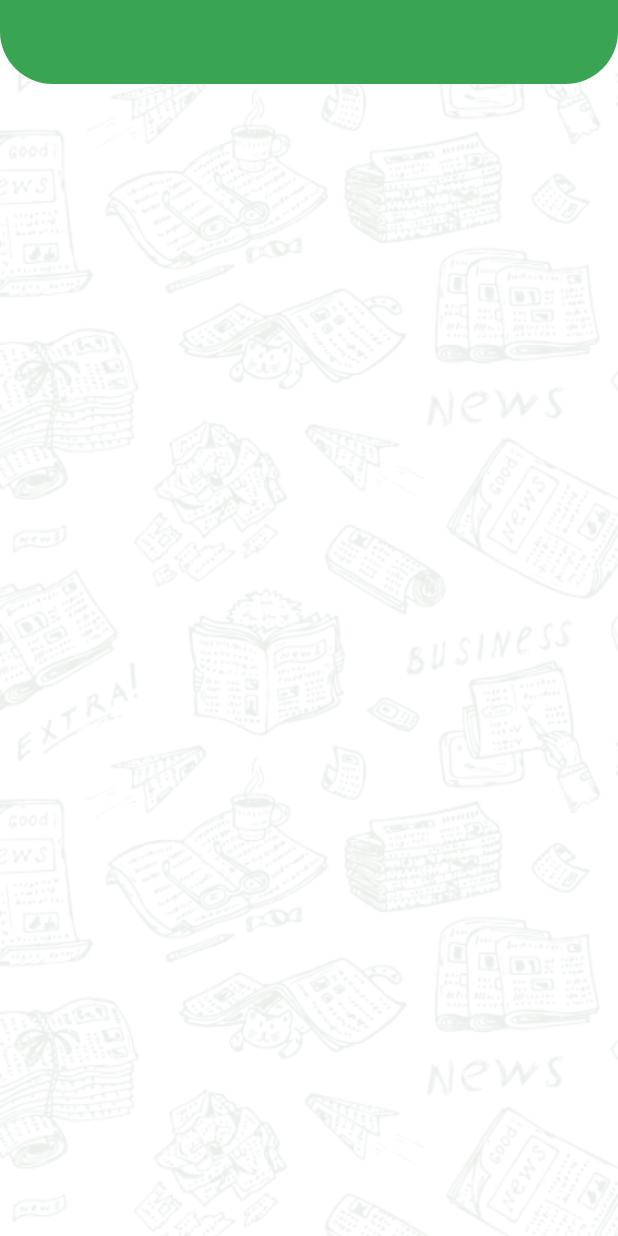
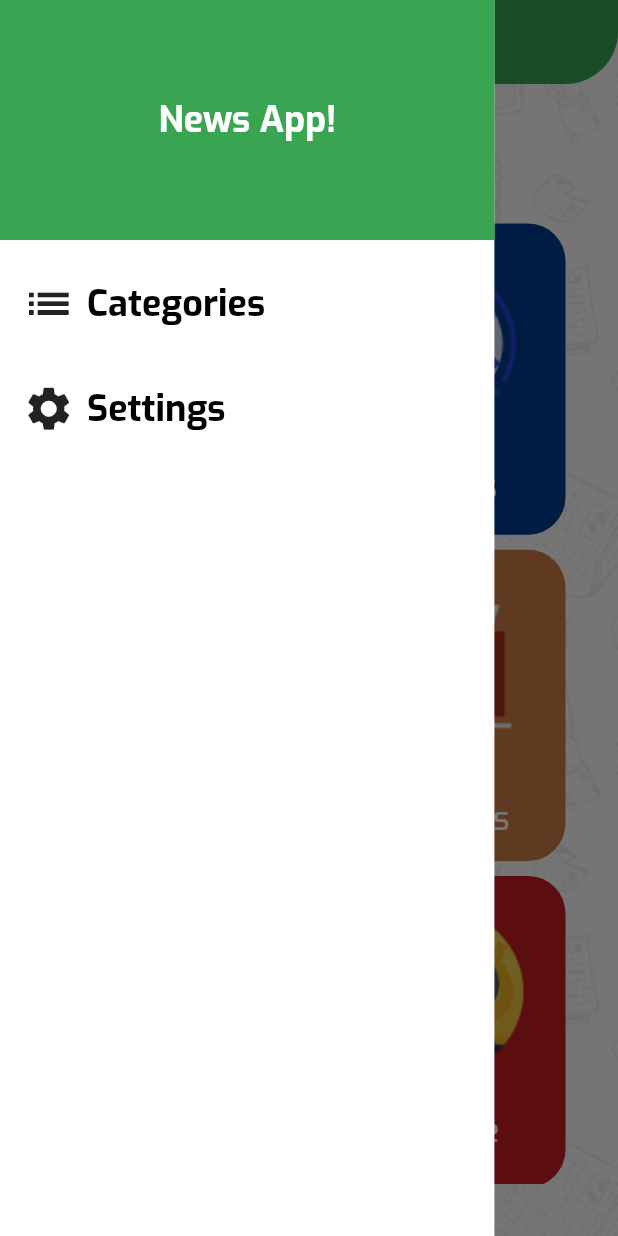
Before and after one commit to SherifShamel/Branding_News_App, a Flutter app: the screen it shows after launch, with the side drawer open (before the commit the screen has no drawer), on a phone screen of 412 x 824 dp. Run offline on Flutter 3.47's test engine with Material 3 defaults, Android fonts, the phone set to English and light mode, and no system bars.

Commit message:
* implemented APIs * called them

```diff
--- a/lib/core/config/application_theme_manager.dart
+++ b/lib/core/config/application_theme_manager.dart
@@ -14,5 +14,31 @@ class ApplicationThemeManager {
         ),
       ),
     ),
+    textTheme: const TextTheme(
+      titleLarge: TextStyle(
+        fontFamily: "Exo",
+        fontWeight: FontWeight.bold,
+        fontSize: 24,
+        color: Colors.white,
+      ),
+        bodyLarge: TextStyle(
+          fontFamily: "Exo",
+          fontWeight: FontWeight.bold,
+          fontSize: 22,
+          color: Colors.white,
+        ),
+        bodyMedium: TextStyle(
+          fontFamily: "Exo",
+          fontWeight: FontWeight.w500,
+          fontSize: 22,
+          color: Colors.white,
+        ),
+        bodySmall: TextStyle(
+          fontFamily: "Exo",
+          fontWeight: FontWeight.w400,
+          fontSize: 14,
+          color: Colors.white,
+        )
+    )
   );
 }
--- a/lib/core/config/constants.dart
+++ b/lib/core/config/constants.dart
@@ -4,4 +4,7 @@ import 'package:flutter/material.dart';
 class Constants{
   static var mediaQuery = MediaQuery.of(navigatorKey.currentState!.context).size;
   static var theme = Theme.of(navigatorKey.currentState!.context);
+
+  static const String apiKey = "7ff6b71e91e74e479fc28badb194a390";
+  static const String baseURL = "newsapi.org";
 }
--- a/lib/core/config/routes.dart
+++ b/lib/core/config/routes.dart
@@ -14,7 +14,7 @@ class Routes {
         );
       case PagesRouteName.homeView:
         return MaterialPageRoute(
-          builder: (context) => const HomeView(),
+          builder: (context) => HomeView(),
           settings: settings,
         );
       case PagesRouteName.settingsView:
--- a/lib/models/category_model.dart
+++ b/lib/models/category_model.dart
@@ -0,0 +1,16 @@
+import 'dart:ui';
+
+class CategoryModel {
+  final String id;
+  final String title;
+  final String image;
+  final Color backgroundColor;
+
+  CategoryModel({
+    required this.id,
+    required this.title,
+    required this.image,
+    required this.backgroundColor,
+  });
+
+}
--- a/lib/models/source_model.dart
+++ b/lib/models/source_model.dart
@@ -0,0 +1,14 @@
+class SourceModel {
+  final String id;
+  final String name;
+
+  SourceModel({
+    required this.id,
+    required this.name,
+  });
+
+  factory SourceModel.fromJson(Map<String, dynamic> json) => SourceModel(
+    id: json["id"],
+    name: json["name"],
+  );
+}
--- a/lib/network/api_manager.dart
+++ b/lib/network/api_manager.dart
@@ -0,0 +1,29 @@
+import 'dart:convert';
+
+import 'package:brand_news_app/core/config/constants.dart';
+import 'package:brand_news_app/models/source_model.dart';
+import 'package:http/http.dart' as http;
+
+class ApiManager {
+  static Future<List<SourceModel>> fetchDataSources(String categoryId) async {
+    var url = Uri.https(Constants.baseURL, "/v2/top-headlines/sources", {
+      "apiKey": Constants.apiKey,
+      "category": categoryId,
+    });
+    final response = await http.get(url);
+
+    List<SourceModel> sourcesDataList = [];
+    if (response.statusCode == 200) {
+      print(response.body);
+      var data = jsonDecode(response.body);
+      var sourcesList = data["sources"] as List;
+
+      for (var element in sourcesList) {
+        sourcesDataList.add(SourceModel.fromJson(element));
+      }
+      return sourcesDataList;
+    } else {
+      throw Exception('Failed to reload Data');
+    }
+  }
+}
--- a/lib/pages/home/pages/category_view.dart
+++ b/lib/pages/home/pages/category_view.dart
@@ -0,0 +1,41 @@
+import 'package:brand_news_app/core/config/constants.dart';
+import 'package:brand_news_app/core/widgets/custom_background_widget.dart';
+import 'package:brand_news_app/models/category_model.dart';
+import 'package:brand_news_app/network/api_manager.dart';
+import 'package:flutter/material.dart';
+
+class CategoryView extends StatelessWidget {
+  final CategoryModel categoryModel;
+
+  const CategoryView({
+    super.key,
+    required this.categoryModel,
+  });
+
+  @override
+  Widget build(BuildContext context) {
+    return CustomBackgroundWidget(
+        child: FutureBuilder(
+      builder: (context, snapshot) {
+        if (snapshot.hasError) {
+          return Center(
+            child: Text(snapshot.error.toString()),
+          );
+        }
+        if (snapshot.connectionState == ConnectionState.waiting) {
+          return const CircularProgressIndicator();
+        }
+        var sourcesList = snapshot.data ?? [];
+        return ListView.builder(
+          itemBuilder: (context, index) => Text(
+            sourcesList[index].name,
+            style: Constants.theme.textTheme.bodyLarge
+                ?.copyWith(color: Colors.black),
+          ),
+          itemCount: sourcesList.length,
+        );
+      },
+      future: ApiManager.fetchDataSources(categoryModel.id),
+    ));
+  }
+}
--- a/lib/pages/home/pages/home_view.dart
+++ b/lib/pages/home/pages/home_view.dart
@@ -1,15 +1,122 @@
+import 'package:brand_news_app/core/config/constants.dart';
 import 'package:brand_news_app/core/widgets/custom_background_widget.dart';
+import 'package:brand_news_app/main.dart';
+import 'package:brand_news_app/models/category_model.dart';
+import 'package:brand_news_app/pages/home/pages/category_view.dart';
+import 'package:brand_news_app/pages/home/widgets/custom_drawer.dart';
+import 'package:brand_news_app/pages/home/widgets/custom_item_widget.dart';
 import 'package:flutter/material.dart';
 
-class HomeView extends StatelessWidget {
-  const HomeView({super.key});
+class HomeView extends StatefulWidget {
+  HomeView({super.key});
+
+  @override
+  State<HomeView> createState() => _HomeViewState();
+}
+
+class _HomeViewState extends State<HomeView> {
+  final List<CategoryModel> categoriesList = [
+    CategoryModel(
+      id: "sports",
+      title: "Sports",
+      image: "assets/img/sports_icon.png",
+      backgroundColor: const Color(0xFFC91C22),
+    ),
+    CategoryModel(
+      id: "politics",
+      title: "Politics",
+      image: "assets/img/Politics_icon.png",
+      backgroundColor: const Color(0xFF003E90),
+    ),
+    CategoryModel(
+      id: "health",
+      title: "Health",
+      image: "assets/img/health_icon.png",
+      backgroundColor: const Color(0xFFED1E79),
+    ),
+    CategoryModel(
+      id: "business",
+      title: "Business",
+      image: "assets/img/bussines_icon.png",
+      backgroundColor: const Color(0xFFCF7E48),
+    ),
+    CategoryModel(
+      id: "environment",
+      title: "Environment",
+      image: "assets/img/environment_icon.png",
+      backgroundColor: const Color(0xFF4882CF),
+    ),
+    CategoryModel(
+      id: "science",
+      title: "Science",
+      image: "assets/img/science_icon.png",
+      backgroundColor: const Color(0xFFC91C22),
+    ),
+  ];
 
   @override
   Widget build(BuildContext context) {
     return CustomBackgroundWidget(
       child: Scaffold(
-        appBar: AppBar(),
+        appBar: AppBar(
+          title: Text(
+            selectedCategory == null ? "News App" : selectedCategory!.title,
+            style: Constants.theme.textTheme.titleLarge,
+          ),
+        ),
+        drawer: CustomDrawer(onCategoryDrawerTap: onCategoryDrawerClicked),
+        body: selectedCategory == null
+            ? Padding(
+                padding: const EdgeInsets.all(35.0),
+                child: Column(
+                  crossAxisAlignment: CrossAxisAlignment.stretch,
+                  children: [
+                    Text(
+                      "Pick Category",
+                      textAlign: TextAlign.start,
+                      style: Constants.theme.textTheme.bodyLarge?.copyWith(
+                        color: const Color(0xFF4F5A69),
+                        // height: 1.2
+                      ),
+                    ),
+                    Expanded(
+                      child: GridView.builder(
+                        padding: const EdgeInsets.symmetric(vertical: 25),
+                        gridDelegate:
+                            const SliverGridDelegateWithFixedCrossAxisCount(
+                          crossAxisCount: 2,
+                          mainAxisSpacing: 10,
+                          crossAxisSpacing: 10,
+                          childAspectRatio: 4 / 5,
+                        ),
+                        itemCount: 6,
+                        itemBuilder: (context, index) => CustomItemWidget(
+                          index: index,
+                          categoryModel: categoriesList[index],
+                          onCategoryClicked: onCategoryClicked,
+                        ),
+                      ),
+                    ),
+                  ],
+                ),
+              )
+            : CategoryView(categoryModel: selectedCategory!),
       ),
     );
   }
+
+  CategoryModel? selectedCategory;
+  Widget? settingsView;
+
+  void onCategoryClicked(CategoryModel categoryModel) {
+    selectedCategory = categoryModel;
+    print(categoryModel.id);
+    setState(() {});
+  }
+
+  void onCategoryDrawerClicked() {
+    selectedCategory = null;
+    navigatorKey.currentState!.pop();
+    setState(() {});
+  }
 }
--- a/lib/pages/home/widgets/custom_drawer.dart
+++ b/lib/pages/home/widgets/custom_drawer.dart
@@ -0,0 +1,87 @@
+import 'package:brand_news_app/core/config/constants.dart';
+import 'package:brand_news_app/core/config/pages_route_name.dart';
+import 'package:brand_news_app/main.dart';
+import 'package:flutter/material.dart';
+
+class CustomDrawer extends StatelessWidget {
+  final Function onCategoryDrawerTap;
+
+  const CustomDrawer({super.key, required this.onCategoryDrawerTap});
+
+  @override
+  Widget build(BuildContext context) {
+    return Container(
+      width: Constants.mediaQuery.width * 0.8,
+      color: Colors.white,
+      child: Column(
+        children: [
+          Container(
+            // width: Constants.mediaQuery.width * 0.8, (useless code)
+            alignment: Alignment.center,
+            height: 160,
+            color: Constants.theme.primaryColor,
+            child: Text(
+              "News App!",
+              style: Constants.theme.textTheme.titleLarge,
+            ),
+          ),
+          InkWell(
+            onTap: () {
+              onCategoryDrawerTap();
+            },
+            child: Padding(
+              padding: const EdgeInsets.only(
+                left: 15,
+                right: 15,
+                top: 25,
+                bottom: 10,
+              ),
+              child: Row(
+                children: [
+                  const Icon(
+                    Icons.list_outlined,
+                    size: 35,
+                  ),
+                  const SizedBox(width: 8.0),
+                  Text(
+                    "Categories",
+                    style: Constants.theme.textTheme.titleLarge
+                        ?.copyWith(color: Colors.black),
+                  )
+                ],
+              ),
+            ),
+          ),
+          InkWell(
+            onTap: () {
+              navigatorKey.currentState!
+                  .pushNamed(PagesRouteName.settingsView);
+            },
+            child: Padding(
+              padding: const EdgeInsets.only(
+                left: 15,
+                right: 15,
+                top: 25,
+                bottom: 10,
+              ),
+              child: Row(
+                children: [
+                  const Icon(
+                    Icons.settings,
+                    size: 35,
+                  ),
+                  const SizedBox(width: 8.0),
+                  Text(
+                    "Settings",
+                    style: Constants.theme.textTheme.titleLarge
+                        ?.copyWith(color: Colors.black),
+                  )
+                ],
+              ),
+            ),
+          ),
+        ],
+      ),
+    );
+  }
+}
--- a/lib/pages/home/widgets/custom_item_widget.dart
+++ b/lib/pages/home/widgets/custom_item_widget.dart
@@ -0,0 +1,55 @@
+import 'package:brand_news_app/core/config/constants.dart';
+import 'package:brand_news_app/models/category_model.dart';
+import 'package:flutter/material.dart';
+
+typedef OnCategoryClicked = void Function(CategoryModel);
+
+class CustomItemWidget extends StatelessWidget {
+  final int index;
+  final CategoryModel categoryModel;
+  final OnCategoryClicked? onCategoryClicked;
+
+  const CustomItemWidget({
+    super.key,
+    required this.index,
+    required this.categoryModel,
+    this.onCategoryClicked,
+  });
+
+  @override
+  Widget build(BuildContext context) {
+    return InkWell(
+      onTap: () {
+        if (onCategoryClicked == null) return;
+        onCategoryClicked!(categoryModel);
+      },
+      child: Container(
+        decoration: BoxDecoration(
+          color: categoryModel.backgroundColor,
+          borderRadius: BorderRadius.only(
+            topLeft: const Radius.circular(25),
+            topRight: const Radius.circular(25),
+            bottomRight:
+                index % 2 == 0 ? Radius.zero : const Radius.circular(25),
+            bottomLeft:
+                index % 2 == 0 ? const Radius.circular(25) : Radius.zero,
+          ),
+        ),
+        child: Column(
+          mainAxisAlignment: MainAxisAlignment.spaceEvenly,
+          crossAxisAlignment: CrossAxisAlignment.center,
+          children: [
+            Image.asset(
+              categoryModel.image,
+              fit: BoxFit.cover,
+            ),
+            Text(
+              categoryModel.title,
+              style: Constants.theme.textTheme.bodyMedium,
+            )
+          ],
+        ),
+      ),
+    );
+  }
+}
--- a/lib/pages/settings/pages/settings_view.dart
+++ b/lib/pages/settings/pages/settings_view.dart
@@ -1,3 +1,5 @@
+import 'package:brand_news_app/core/config/constants.dart';
+import 'package:brand_news_app/core/widgets/custom_background_widget.dart';
 import 'package:flutter/material.dart';
 
 class SettingsView extends StatelessWidget {
@@ -5,6 +7,16 @@ class SettingsView extends StatelessWidget {
 
   @override
   Widget build(BuildContext context) {
-    return const Scaffold();
+    return CustomBackgroundWidget(
+      child: Scaffold(
+        appBar: AppBar(
+          centerTitle: true,
+          title: Text(
+            "Settings",
+            style: Constants.theme.textTheme.titleLarge,
+          ),
+        ),
+      ),
+    );
   }
 }
```
Also changed, not shown: pubspec.yaml (+10 -11 lines), pubspec.lock, 1 other file.
